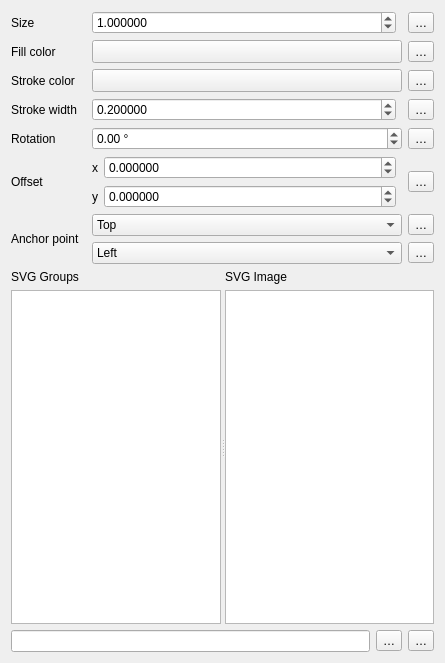
Old version of the form src/ui/symbollayer/widget_svgmarker.ui in the repository carsmie/QGIS.
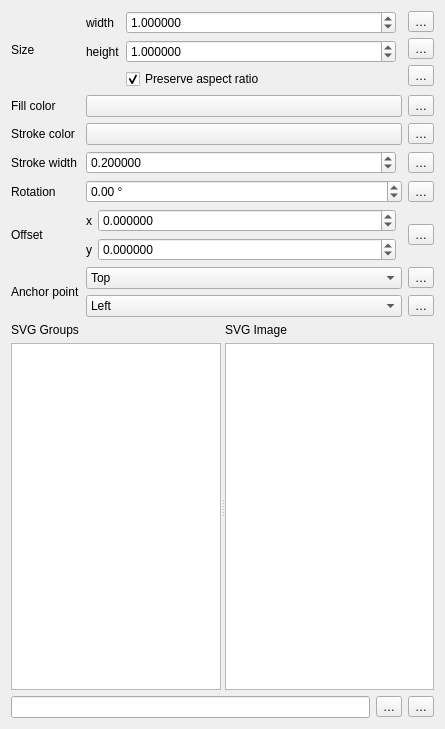
New version of the form. Custom widgets are drawn as their Qt base class.

Commit message: Configure and use fixedAspectRatio in QgsSvgSymbolLayerWidget and QgsSvgSymbolLayer

What changed in the file:
```diff
--- a/src/ui/symbollayer/widget_svgmarker.ui
+++ b/src/ui/symbollayer/widget_svgmarker.ui
@@ -7,14 +7,467 @@
     <x>0</x>
     <y>0</y>
     <width>445</width>
-    <height>663</height>
+    <height>729</height>
    </rect>
   </property>
   <property name="windowTitle">
    <string>Form</string>
   </property>
-  <layout class="QGridLayout" name="gridLayout_2" columnstretch="0,0,0,0">
-   <item row="11" column="0" colspan="4">
+  <layout class="QGridLayout" name="gridLayout_2" columnstretch="0,0,0">
+   <item row="0" column="2">
+    <layout class="QVBoxLayout" name="verticalLayout">
+     <item>
+      <widget class="QgsPropertyOverrideButton" name="mWidthDDBtn">
+       <property name="text">
+        <string>…</string>
+       </property>
+      </widget>
+     </item>
+     <item>
+      <widget class="QgsPropertyOverrideButton" name="mHeightDDBtn">
+       <property name="text">
+        <string>…</string>
+       </property>
+      </widget>
+     </item>
+     <item>
+      <widget class="QgsPropertyOverrideButton" name="mAspectRatioDDBtn">
+       <property name="text">
+        <string>…</string>
+       </property>
+      </widget>
+     </item>
+    </layout>
+   </item>
+   <item row="5" column="0">
+    <widget class="QLabel" name="label_3">
+     <property name="text">
+      <string>Rotation</string>
+     </property>
+    </widget>
+   </item>
+   <item row="6" column="0">
+    <widget class="QLabel" name="label_4">
+     <property name="text">
+      <string>Offset</string>
+     </property>
+    </widget>
+   </item>
+   <item row="4" column="0">
+    <widget class="QLabel" name="mStrokeWidthLabel">
+     <property name="text">
+      <string>Stroke width</string>
+     </property>
+    </widget>
+   </item>
+   <item row="4" column="2">
+    <widget class="QgsPropertyOverrideButton" name="mStrokeWidthDDBtn">
+     <property name="text">
+      <string>…</string>
+     </property>
+    </widget>
+   </item>
+   <item row="10" column="0" colspan="2">
+    <layout class="QHBoxLayout" name="horizontalLayout_2">
+     <item>
+      <widget class="QLineEdit" name="mFileLineEdit"/>
+     </item>
+     <item>
+      <widget class="QToolButton" name="mFileToolButton">
+       <property name="text">
+        <string>…</string>
+       </property>
+      </widget>
+     </item>
+    </layout>
+   </item>
+   <item row="0" column="1">
+    <layout class="QGridLayout" name="gridLayout_3">
+     <item row="0" column="0">
+      <widget class="QLabel" name="label_10">
+       <property name="text">
+        <string>width</string>
+       </property>
+      </widget>
+     </item>
+     <item row="1" column="1">
+      <widget class="QgsDoubleSpinBox" name="spinHeight">
+       <property name="sizePolicy">
+        <sizepolicy hsizetype="MinimumExpanding" vsizetype="Fixed">
+         <horstretch>0</horstretch>
+         <verstretch>0</verstretch>
+        </sizepolicy>
+       </property>
+       <property name="decimals">
+        <number>6</number>
+       </property>
+       <property name="maximum">
+        <double>100000.000000000000000</double>
+       </property>
+       <property name="singleStep">
+        <double>0.200000000000000</double>
+       </property>
+       <property name="value">
+        <double>1.000000000000000</double>
+       </property>
+       <property name="showClearButton">
+        <bool>false</bool>
+       </property>
+      </widget>
+     </item>
+     <item row="0" column="1">
+      <widget class="QgsDoubleSpinBox" name="spinWidth">
+       <property name="sizePolicy">
+        <sizepolicy hsizetype="MinimumExpanding" vsizetype="Fixed">
+         <horstretch>0</horstretch>
+         <verstretch>0</verstretch>
+        </sizepolicy>
+       </property>
+       <property name="decimals">
+        <number>6</number>
+       </property>
+       <property name="maximum">
+        <double>100000.000000000000000</double>
+       </property>
+       <property name="singleStep">
+        <double>0.200000000000000</double>
+       </property>
+       <property name="value">
+        <double>1.000000000000000</double>
+       </property>
+       <property name="showClearButton">
+        <bool>false</bool>
+       </property>
+      </widget>
+     </item>
+     <item row="1" column="0">
+      <widget class="QLabel" name="label_11">
+       <property name="text">
+        <string>height</string>
+       </property>
+      </widget>
+     </item>
+     <item row="2" column="1">
+      <widget class="QCheckBox" name="checkBoxAspectRatio">
+       <property name="sizePolicy">
+        <sizepolicy hsizetype="Ignored" vsizetype="Fixed">
+         <horstretch>0</horstretch>
+         <verstretch>0</verstretch>
+        </sizepolicy>
+       </property>
+       <property name="text">
+        <string>Preserve aspect ratio</string>
+       </property>
+       <property name="checked">
+        <bool>true</bool>
+       </property>
+      </widget>
+     </item>
+     <item row="0" column="2" rowspan="2">
+      <widget class="QgsUnitSelectionWidget" name="mSizeUnitWidget" native="true">
+       <property name="minimumSize">
+        <size>
+         <width>0</width>
+         <height>0</height>
+        </size>
+       </property>
+       <property name="focusPolicy">
+        <enum>Qt::StrongFocus</enum>
+       </property>
+      </widget>
+     </item>
+    </layout>
+   </item>
+   <item row="10" column="2">
+    <widget class="QgsPropertyOverrideButton" name="mFilenameDDBtn">
+     <property name="text">
+      <string>…</string>
+     </property>
+    </widget>
+   </item>
+   <item row="5" column="2">
+    <widget class="QgsPropertyOverrideButton" name="mAngleDDBtn">
+     <property name="text">
+      <string>…</string>
+     </property>
+    </widget>
+   </item>
+   <item row="6" column="1">
+    <layout class="QGridLayout" name="gridLayout">
+     <item row="0" column="0">
+      <widget class="QLabel" name="label_7">
+       <property name="text">
+        <string>x</string>
+       </property>
+      </widget>
+     </item>
+     <item row="0" column="1">
+      <widget class="QgsDoubleSpinBox" name="spinOffsetX">
+       <property name="sizePolicy">
+        <sizepolicy hsizetype="Minimum" vsizetype="Fixed">
+         <horstretch>1</horstretch>
+         <verstretch>0</verstretch>
+        </sizepolicy>
+       </property>
+       <property name="prefix">
+        <string/>
+       </property>
+       <property name="decimals">
+        <number>6</number>
+       </property>
+       <property name="minimum">
+        <double>-99999999.989999994635582</double>
+       </property>
+       <property name="maximum">
+        <double>99999999.989999994635582</double>
+       </property>
+       <property name="singleStep">
+        <double>0.200000000000000</double>
+       </property>
+      </widget>
+     </item>
+     <item row="1" column="0">
+      <widget class="QLabel" name="label_8">
+       <property name="text">
+        <string>y</string>
+       </property>
+      </widget>
+     </item>
+     <item row="1" column="1">
+      <widget class="QgsDoubleSpinBox" name="spinOffsetY">
+       <property name="sizePolicy">
+        <sizepolicy hsizetype="Minimum" vsizetype="Fixed">
+         <horstretch>1</horstretch>
+         <verstretch>0</verstretch>
+        </sizepolicy>
+       </property>
+       <property name="prefix">
+        <string/>
+       </property>
+       <property name="decimals">
+        <number>6</number>
+       </property>
+       <property name="minimum">
+        <double>-99999999.989999994635582</double>
+       </property>
+       <property name="maximum">
+        <double>99999999.989999994635582</double>
+       </property>
+       <property name="singleStep">
+        <double>0.200000000000000</double>
+       </property>
+      </widget>
+     </item>
+     <item row="0" column="2" rowspan="2">
+      <widget class="QgsUnitSelectionWidget" name="mOffsetUnitWidget" native="true">
+       <property name="minimumSize">
+        <size>
+         <width>0</width>
+         <height>0</height>
+        </size>
+       </property>
+       <property name="focusPolicy">
+        <enum>Qt::StrongFocus</enum>
+       </property>
+      </widget>
+     </item>
+    </layout>
+   </item>
+   <item row="1" column="2">
+    <widget class="QgsPropertyOverrideButton" name="mFillColorDDBtn">
+     <property name="text">
+      <string>…</string>
+     </property>
+    </widget>
+   </item>
+   <item row="3" column="2">
+    <widget class="QgsPropertyOverrideButton" name="mStrokeColorDDBtn">
+     <property name="text">
+      <string>…</string>
+     </property>
+    </widget>
+   </item>
+   <item row="3" column="0">
+    <widget class="QLabel" name="mStrokeColorLabel">
+     <property name="sizePolicy">
+      <sizepolicy hsizetype="Maximum" vsizetype="Preferred">
+       <horstretch>0</horstretch>
+       <verstretch>0</verstretch>
+      </sizepolicy>
+     </property>
+     <property name="text">
+      <string>Stroke color</string>
+     </property>
+    </widget>
+   </item>
+   <item row="1" column="1">
+    <widget class="QgsColorButton" name="mChangeColorButton">
+     <property name="sizePolicy">
+      <sizepolicy hsizetype="Preferred" vsizetype="Preferred">
+       <horstretch>0</horstretch>
+       <verstretch>0</verstretch>
+      </sizepolicy>
+     </property>
+    </widget>
+   </item>
+   <item row="0" column="0">
+    <widget class="QLabel" name="label_9">
+     <property name="text">
+      <string>Size</string>
+     </property>
+    </widget>
+   </item>
+   <item row="4" column="1">
+    <layout class="QHBoxLayout" name="horizontalLayout_5">
+     <item>
+      <widget class="QgsDoubleSpinBox" name="mStrokeWidthSpinBox">
+       <property name="sizePolicy">
+        <sizepolicy hsizetype="Minimum" vsizetype="Fixed">
+         <horstretch>1</horstretch>
+         <verstretch>0</verstretch>
+        </sizepolicy>
+       </property>
+       <property name="specialValueText">
+        <string>No stroke</string>
+       </property>
+       <property name="decimals">
+        <number>6</number>
+       </property>
+       <property name="maximum">
+        <double>999999999.999999046325684</double>
+       </property>
+       <property name="singleStep">
+        <double>0.200000000000000</double>
+       </property>
+       <property name="value">
+        <double>0.200000000000000</double>
+       </property>
+       <property name="showClearButton">
+        <bool>false</bool>
+       </property>
+      </widget>
+     </item>
+     <item>
+      <widget class="QgsUnitSelectionWidget" name="mStrokeWidthUnitWidget" native="true">
+       <property name="minimumSize">
+        <size>
+         <width>0</width>
+         <height>0</height>
+        </size>
+       </property>
+       <property name="focusPolicy">
+        <enum>Qt::StrongFocus</enum>
+       </property>
+      </widget>
+     </item>
+    </layout>
+   </item>
+   <item row="3" column="1">
+    <widget class="QgsColorButton" name="mChangeStrokeColorButton">
+     <property name="sizePolicy">
+      <sizepolicy hsizetype="Expanding" vsizetype="Fixed">
+       <horstretch>0</horstretch>
+       <verstretch>0</verstretch>
+      </sizepolicy>
+     </property>
+     <property name="minimumSize">
+      <size>
+       <width>120</width>
+       <height>0</height>
+      </size>
+     </property>
+     <property name="maximumSize">
+      <size>
+       <width>16777215</width>
+       <height>16777215</height>
+      </size>
+     </property>
+     <property name="text">
+      <string/>
+     </property>
+    </widget>
+   </item>
+   <item row="5" column="1">
+    <widget class="QgsDoubleSpinBox" name="spinAngle">
+     <property name="wrapping">
+      <bool>true</bool>
+     </property>
+     <property name="suffix">
+      <string> °</string>
+     </property>
+     <property name="decimals">
+      <number>2</number>
+     </property>
+     <property name="minimum">
+      <double>-360.000000000000000</double>
+     </property>
+     <property name="maximum">
+      <double>360.000000000000000</double>
+     </property>
+     <property name="singleStep">
+      <double>0.500000000000000</double>
+     </property>
+    </widget>
+   </item>
+   <item row="8" column="1">
+    <widget class="QComboBox" name="mHorizontalAnchorComboBox">
+     <item>
+      <property name="text">
+       <string>Left</string>
+      </property>
+     </item>
+     <item>
+      <property name="text">
+       <string>HCenter</string>
+      </property>
+     </item>
+     <item>
+      <property name="text">
+       <string>Right</string>
+      </property>
+     </item>
+    </widget>
+   </item>
+   <item row="1" column="0">
+    <widget class="QLabel" name="label_6">
+     <property name="sizePolicy">
+      <sizepolicy hsizetype="Preferred" vsizetype="Preferred">
+       <horstretch>0</horstretch>
+       <verstretch>0</verstretch>
+      </sizepolicy>
+     </property>
+     <property name="text">
+      <string>Fill color</string>
+     </property>
+    </widget>
+   </item>
+   <item row="7" column="2">
+    <widget class="QgsPropertyOverrideButton" name="mVerticalAnchorDDBtn">
+     <property name="text">
+      <string>…</string>
+     </property>
+    </widget>
+   </item>
+   <item row="7" column="1">
+    <widget class="QComboBox" name="mVerticalAnchorComboBox">
+     <item>
+      <property name="text">
+       <string>Top</string>
+      </property>
+     </item>
+     <item>
+      <property name="text">
+       <string>VCenter</string>
+      </property>
+     </item>
+     <item>
+      <property name="text">
+       <string>Bottom</string>
+      </property>
+     </item>
+    </widget>
+   </item>
+   <item row="9" column="0" colspan="3">
     <widget class="QSplitter" name="splitter">
      <property name="orientation">
       <enum>Qt::Horizontal</enum>
@@ -105,423 +558,22 @@
      </widget>
     </widget>
    </item>
-   <item row="3" column="2">
-    <widget class="QgsColorButton" name="mChangeColorButton">
-     <property name="sizePolicy">
-      <sizepolicy hsizetype="Expanding" vsizetype="Fixed">
-       <horstretch>0</horstretch>
-       <verstretch>0</verstretch>
-      </sizepolicy>
-     </property>
-     <property name="minimumSize">
-      <size>
-       <width>120</width>
-       <height>0</height>
-      </size>
-     </property>
-     <property name="maximumSize">
-      <size>
-       <width>16777215</width>
-       <height>16777215</height>
-      </size>
-     </property>
-     <property name="text">
-      <string/>
-     </property>
-    </widget>
-   </item>
-   <item row="5" column="2">
-    <widget class="QgsColorButton" name="mChangeStrokeColorButton">
-     <property name="sizePolicy">
-      <sizepolicy hsizetype="Expanding" vsizetype="Fixed">
-       <horstretch>0</horstretch>
-       <verstretch>0</verstretch>
-      </sizepolicy>
-     </property>
-     <property name="minimumSize">
-      <size>
-       <width>120</width>
-       <height>0</height>
-      </size>
-     </property>
-     <property name="maximumSize">
-      <size>
-       <width>16777215</width>
-       <height>16777215</height>
-      </size>
-     </property>
-     <property name="text">
-      <string/>
-     </property>
-    </widget>
-   </item>
-   <item row="0" column="2">
-    <layout class="QHBoxLayout" name="horizontalLayout_4">
-     <item>
-      <widget class="QgsDoubleSpinBox" name="spinSize">
-       <property name="sizePolicy">
-        <sizepolicy hsizetype="MinimumExpanding" vsizetype="Fixed">
-         <horstretch>0</horstretch>
-         <verstretch>0</verstretch>
-        </sizepolicy>
-       </property>
-       <property name="decimals">
-        <number>6</number>
-       </property>
-       <property name="maximum">
-        <double>100000.000000000000000</double>
-       </property>
-       <property name="singleStep">
-        <double>0.200000000000000</double>
-       </property>
-       <property name="value">
-        <double>1.000000000000000</double>
-       </property>
-       <property name="showClearButton" stdset="0">
-        <bool>false</bool>
-       </property>
-      </widget>
-     </item>
-     <item>
-      <widget class="QgsUnitSelectionWidget" name="mSizeUnitWidget" native="true">
-       <property name="minimumSize">
-        <size>
-         <width>0</width>
-         <height>0</height>
-        </size>
-       </property>
-       <property name="focusPolicy">
-        <enum>Qt::StrongFocus</enum>
-       </property>
-      </widget>
-     </item>
-    </layout>
-   </item>
-   <item row="6" column="0">
-    <widget class="QLabel" name="mStrokeWidthLabel">
-     <property name="text">
-      <string>Stroke width</string>
-     </property>
-    </widget>
-   </item>
-   <item row="9" column="0" rowspan="2">
-    <widget class="QLabel" name="mAnchorPointLabel">
-     <property name="text">
-      <string>Anchor point</string>
-     </property>
-    </widget>
-   </item>
-   <item row="3" column="0">
-    <widget class="QLabel" name="label_6">
-     <property name="sizePolicy">
-      <sizepolicy hsizetype="Preferred" vsizetype="Preferred">
-       <horstretch>0</horstretch>
-       <verstretch>0</verstretch>
-      </sizepolicy>
-     </property>
-     <property name="text">
-      <string>Fill color</string>
-     </property>
-    </widget>
-   </item>
-   <item row="5" column="0">
-    <widget class="QLabel" name="mStrokeColorLabel">
-     <property name="sizePolicy">
-      <sizepolicy hsizetype="Maximum" vsizetype="Preferred">
-       <horstretch>0</horstretch>
-       <verstretch>0</verstretch>
-      </sizepolicy>
-     </property>
-     <property name="text">
-      <string>Stroke color</string>
-     </property>
-    </widget>
-   </item>
-   <item row="9" column="3">
-    <widget class="QgsPropertyOverrideButton" name="mVerticalAnchorDDBtn">
-     <property name="text">
-      <string>…</string>
-     </property>
-    </widget>
-   </item>
-   <item row="3" column="3">
-    <widget class="QgsPropertyOverrideButton" name="mFillColorDDBtn">
-     <property name="text">
-      <string>…</string>
-     </property>
-    </widget>
-   </item>
-   <item row="8" column="3">
-    <widget class="QgsPropertyOverrideButton" name="mOffsetDDBtn">
-     <property name="text">
-      <string>…</string>
-     </property>
-    </widget>
-   </item>
-   <item row="9" column="2">
-    <widget class="QComboBox" name="mVerticalAnchorComboBox">
-     <item>
-      <property name="text">
-       <string>Top</string>
-      </property>
-     </item>
-     <item>
-      <property name="text">
-       <string>VCenter</string>
-      </property>
-     </item>
-     <item>
-      <property name="text">
-       <string>Bottom</string>
-      </property>
-     </item>
-    </widget>
-   </item>
-   <item row="6" column="3">
-    <widget class="QgsPropertyOverrideButton" name="mStrokeWidthDDBtn">
-     <property name="text">
-      <string>…</string>
-     </property>
-    </widget>
-   </item>
    <item row="8" column="2">
-    <layout class="QGridLayout" name="gridLayout">
-     <item row="0" column="0">
-      <widget class="QLabel" name="label_7">
-       <property name="text">
-        <string>x</string>
-       </property>
-      </widget>
-     </item>
-     <item row="0" column="1">
-      <widget class="QgsDoubleSpinBox" name="spinOffsetX">
-       <property name="sizePolicy">
-        <sizepolicy hsizetype="Minimum" vsizetype="Fixed">
-         <horstretch>1</horstretch>
-         <verstretch>0</verstretch>
-        </sizepolicy>
-       </property>
-       <property name="prefix">
-        <string/>
-       </property>
-       <property name="decimals">
-        <number>6</number>
-       </property>
-       <property name="minimum">
-        <double>-99999999.989999994635582</double>
-       </property>
-       <property name="maximum">
-        <double>99999999.989999994635582</double>
-       </property>
-       <property name="singleStep">
-        <double>0.200000000000000</double>
-       </property>
-      </widget>
-     </item>
-     <item row="1" column="0">
-      <widget class="QLabel" name="label_8">
-       <property name="text">
-        <string>y</string>
-       </property>
-      </widget>
-     </item>
-     <item row="1" column="1">
-      <widget class="QgsDoubleSpinBox" name="spinOffsetY">
-       <property name="sizePolicy">
-        <sizepolicy hsizetype="Minimum" vsizetype="Fixed">
-         <horstretch>1</horstretch>
-         <verstretch>0</verstretch>
-        </sizepolicy>
-       </property>
-       <property name="prefix">
-        <string/>
-       </property>
-       <property name="decimals">
-        <number>6</number>
-       </property>
-       <property name="minimum">
-        <double>-99999999.989999994635582</double>
-       </property>
-       <property name="maximum">
-        <double>99999999.989999994635582</double>
-       </property>
-       <property name="singleStep">
-        <double>0.200000000000000</double>
-       </property>
-      </widget>
-     </item>
-     <item row="0" column="2" rowspan="2">
-      <widget class="QgsUnitSelectionWidget" name="mOffsetUnitWidget" native="true">
-       <property name="minimumSize">
-        <size>
-         <width>0</width>
-         <height>0</height>
-        </size>
-       </property>
-       <property name="focusPolicy">
-        <enum>Qt::StrongFocus</enum>
-       </property>
-      </widget>
-     </item>
-    </layout>
-   </item>
-   <item row="10" column="3">
     <widget class="QgsPropertyOverrideButton" name="mHorizontalAnchorDDBtn">
      <property name="text">
       <string>…</string>
      </property>
     </widget>
    </item>
-   <item row="10" column="2">
-    <widget class="QComboBox" name="mHorizontalAnchorComboBox">
-     <item>
-      <property name="text">
-       <string>Left</string>
-      </property>
-     </item>
-     <item>
-      <property name="text">
-       <string>HCenter</string>
-      </property>
-     </item>
-     <item>
-      <property name="text">
-       <string>Right</string>
-      </property>
-     </item>
-    </widget>
-   </item>
-   <item row="8" column="0">
-    <widget class="QLabel" name="label_4">
+   <item row="7" column="0" rowspan="2">
+    <widget class="QLabel" name="mAnchorPointLabel">
      <property name="text">
-      <string>Offset</string>
-     </property>
-    </widget>
-   </item>
-   <item row="0" column="0">
-    <widget class="QLabel" name="label_2">
-     <property name="sizePolicy">
-      <sizepolicy hsizetype="Preferred" vsizetype="Preferred">
-       <horstretch>0</horstretch>
-       <verstretch>0</verstretch>
-      </sizepolicy>
-     </property>
-     <property name="text">
-      <string>Size</string>
+      <string>Anchor point</string>
      </property>
     </widget>
    </item>
    <item row="6" column="2">
-    <layout class="QHBoxLayout" name="horizontalLayout_5">
-     <item>
-      <widget class="QgsDoubleSpinBox" name="mStrokeWidthSpinBox">
-       <property name="sizePolicy">
-        <sizepolicy hsizetype="Minimum" vsizetype="Fixed">
-         <horstretch>1</horstretch>
-         <verstretch>0</verstretch>
-        </sizepolicy>
-       </property>
-       <property name="specialValueText">
-        <string>No stroke</string>
-       </property>
-       <property name="decimals">
-        <number>6</number>
-       </property>
-       <property name="maximum">
-        <double>999999999.999999046325684</double>
-       </property>
-       <property name="singleStep">
-        <double>0.200000000000000</double>
-       </property>
-       <property name="value">
-        <double>0.200000000000000</double>
-       </property>
-       <property name="showClearButton" stdset="0">
-        <bool>false</bool>
-       </property>
-      </widget>
-     </item>
-     <item>
-      <widget class="QgsUnitSelectionWidget" name="mStrokeWidthUnitWidget" native="true">
-       <property name="minimumSize">
-        <size>
-         <width>0</width>
-         <height>0</height>
-        </size>
-       </property>
-       <property name="focusPolicy">
-        <enum>Qt::StrongFocus</enum>
-       </property>
-      </widget>
-     </item>
-    </layout>
-   </item>
-   <item row="5" column="3">
-    <widget class="QgsPropertyOverrideButton" name="mStrokeColorDDBtn">
-     <property name="text">
-      <string>…</string>
-     </property>
-    </widget>
-   </item>
-   <item row="12" column="0" colspan="3">
-    <layout class="QHBoxLayout" name="horizontalLayout_2">
-     <item>
-      <widget class="QLineEdit" name="mFileLineEdit"/>
-     </item>
-     <item>
-      <widget class="QToolButton" name="mFileToolButton">
-       <property name="text">
-        <string>…</string>
-       </property>
-      </widget>
-     </item>
-    </layout>
-   </item>
-   <item row="12" column="3">
-    <widget class="QgsPropertyOverrideButton" name="mFilenameDDBtn">
-     <property name="text">
-      <string>…</string>
-     </property>
-    </widget>
-   </item>
-   <item row="0" column="3">
-    <widget class="QgsPropertyOverrideButton" name="mSizeDDBtn">
-     <property name="text">
-      <string>…</string>
-     </property>
-    </widget>
-   </item>
-   <item row="7" column="0">
-    <widget class="QLabel" name="label_3">
-     <property name="text">
-      <string>Rotation</string>
-     </property>
-    </widget>
-   </item>
-   <item row="7" column="2">
-    <widget class="QgsDoubleSpinBox" name="spinAngle">
-     <property name="wrapping">
-      <bool>true</bool>
-     </property>
-     <property name="suffix">
-      <string> °</string>
-     </property>
-     <property name="decimals">
-      <number>2</number>
-     </property>
-     <property name="minimum">
-      <double>-360.000000000000000</double>
-     </property>
-     <property name="maximum">
-      <double>360.000000000000000</double>
-     </property>
-     <property name="singleStep">
-      <double>0.500000000000000</double>
-     </property>
-    </widget>
-   </item>
-   <item row="7" column="3">
-    <widget class="QgsPropertyOverrideButton" name="mAngleDDBtn">
+    <widget class="QgsPropertyOverrideButton" name="mOffsetDDBtn">
      <property name="text">
       <string>…</string>
      </property>
@@ -532,20 +584,20 @@
  <customwidgets>
   <customwidget>
    <class>QgsColorButton</class>
-   <extends>QToolButton</extends>
+   <extends>QPushButton</extends>
    <header>qgscolorbutton.h</header>
    <container>1</container>
   </customwidget>
-  <customwidget>
-   <class>QgsPropertyOverrideButton</class>
-   <extends>QToolButton</extends>
-   <header>qgspropertyoverridebutton.h</header>
-  </customwidget>
   <customwidget>
    <class>QgsDoubleSpinBox</class>
    <extends>QDoubleSpinBox</extends>
    <header>qgsdoublespinbox.h</header>
   </customwidget>
+  <customwidget>
+   <class>QgsPropertyOverrideButton</class>
+   <extends>QToolButton</extends>
+   <header>qgspropertyoverridebutton.h</header>
+  </customwidget>
   <customwidget>
    <class>QgsUnitSelectionWidget</class>
    <extends>QWidget</extends>
```
Left out of the diff: 8 changed lines with no effect on the pictures. The commit also changes 13 other files.
